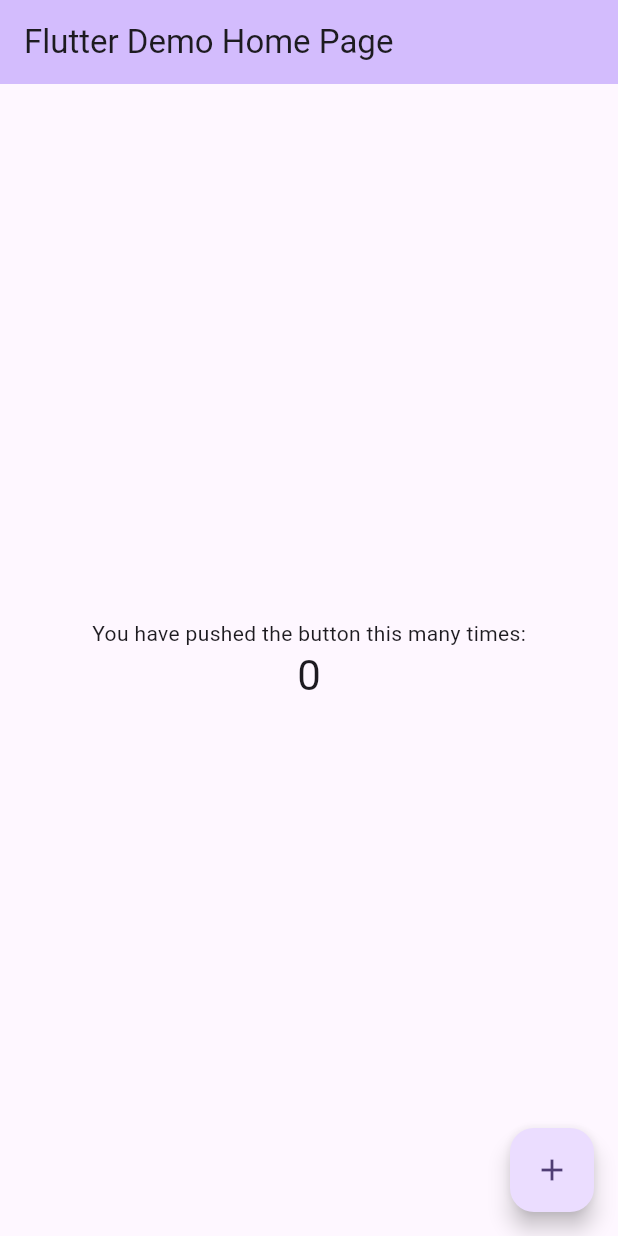
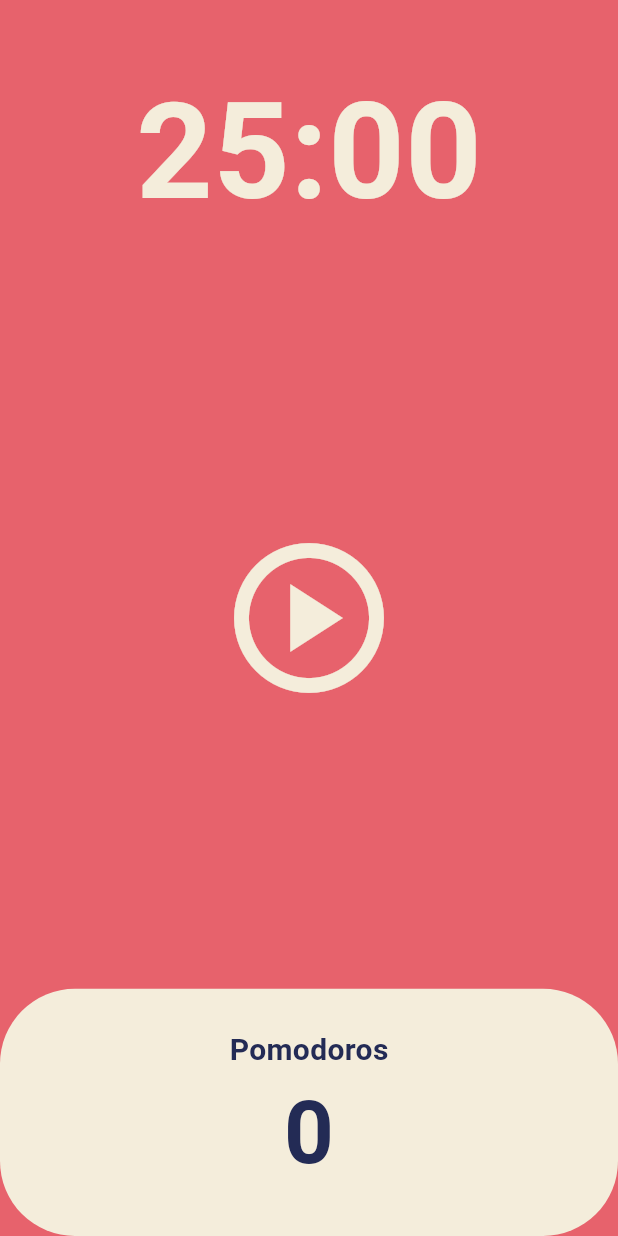
Before and after one commit to shleecloud/hello-flutter, a Flutter app: the screen it shows after launch, on a phone screen of 412 x 824 dp. Run offline on Flutter 3.47's test engine with Material 3 defaults, Android fonts, the phone set to English and light mode, and no system bars.

Commit message:
feature: markup pomodoro

```diff
--- a/flutter-02-pomodoro/lib/main.dart
+++ b/flutter-02-pomodoro/lib/main.dart
@@ -1,4 +1,5 @@
 import 'package:flutter/material.dart';
+import 'package:pomodoro/screens/home_screen.dart';
 
 void main() {
   runApp(const MyApp());
@@ -7,119 +8,21 @@ void main() {
 class MyApp extends StatelessWidget {
   const MyApp({super.key});
 
-  // This widget is the root of your application.
   @override
   Widget build(BuildContext context) {
     return MaterialApp(
-      title: 'Flutter Demo',
       theme: ThemeData(
-        // This is the theme of your application.
-        //
-        // TRY THIS: Try running your application with "flutter run". You'll see
-        // the application has a purple toolbar. Then, without quitting the app,
-        // try changing the seedColor in the colorScheme below to Colors.green
-        // and then invoke "hot reload" (save your changes or press the "hot
-        // reload" button in a Flutter-supported IDE, or press "r" if you used
-        // the command line to start the app).
-        //
-        // Notice that the counter didn't reset back to zero; the application
-        // state is not lost during the reload. To reset the state, use hot
-        // restart instead.
-        //
-        // This works for code too, not just values: Most code changes can be
-        // tested with just a hot reload.
-        colorScheme: ColorScheme.fromSeed(seedColor: Colors.deepPurple),
-        useMaterial3: true,
+        colorScheme: ColorScheme.fromSwatch(
+          backgroundColor: const Color(0xFFE7626C),
+        ),
+        textTheme: const TextTheme(
+          displayLarge: TextStyle(
+            color: Color(0xFF232B55),
+          ),
+        ),
+        cardColor: const Color(0xFFF4EDDB),
       ),
-      home: const MyHomePage(title: 'Flutter Demo Home Page'),
+      home: const HomeScreen(),
     );
   }
 }
-
-class MyHomePage extends StatefulWidget {
-  const MyHomePage({super.key, required this.title});
-
-  // This widget is the home page of your application. It is stateful, meaning
-  // that it has a State object (defined below) that contains fields that affect
-  // how it looks.
-
-  // This class is the configuration for the state. It holds the values (in this
-  // case the title) provided by the parent (in this case the App widget) and
-  // used by the build method of the State. Fields in a Widget subclass are
-  // always marked "final".
-
-  final String title;
-
-  @override
-  State<MyHomePage> createState() => _MyHomePageState();
-}
-
-class _MyHomePageState extends State<MyHomePage> {
-  int _counter = 0;
-
-  void _incrementCounter() {
-    setState(() {
-      // This call to setState tells the Flutter framework that something has
-      // changed in this State, which causes it to rerun the build method below
-      // so that the display can reflect the updated values. If we changed
-      // _counter without calling setState(), then the build method would not be
-      // called again, and so nothing would appear to happen.
-      _counter++;
-    });
-  }
-
-  @override
-  Widget build(BuildContext context) {
-    // This method is rerun every time setState is called, for instance as done
-    // by the _incrementCounter method above.
-    //
-    // The Flutter framework has been optimized to make rerunning build methods
-    // fast, so that you can just rebuild anything that needs updating rather
-    // than having to individually change instances of widgets.
-    return Scaffold(
-      appBar: AppBar(
-        // TRY THIS: Try changing the color here to a specific color (to
-        // Colors.amber, perhaps?) and trigger a hot reload to see the AppBar
-        // change color while the other colors stay the same.
-        backgroundColor: Theme.of(context).colorScheme.inversePrimary,
-        // Here we take the value from the MyHomePage object that was created by
-        // the App.build method, and use it to set our appbar title.
-        title: Text(widget.title),
-      ),
-      body: Center(
-        // Center is a layout widget. It takes a single child and positions it
-        // in the middle of the parent.
-        child: Column(
-          // Column is also a layout widget. It takes a list of children and
-          // arranges them vertically. By default, it sizes itself to fit its
-          // children horizontally, and tries to be as tall as its parent.
-          //
-          // Column has various properties to control how it sizes itself and
-          // how it positions its children. Here we use mainAxisAlignment to
-          // center the children vertically; the main axis here is the vertical
-          // axis because Columns are vertical (the cross axis would be
-          // horizontal).
-          //
-          // TRY THIS: Invoke "debug painting" (choose the "Toggle Debug Paint"
-          // action in the IDE, or press "p" in the console), to see the
-          // wireframe for each widget.
-          mainAxisAlignment: MainAxisAlignment.center,
-          children: <Widget>[
-            const Text(
-              'You have pushed the button this many times:',
-            ),
-            Text(
-              '$_counter',
-              style: Theme.of(context).textTheme.headlineMedium,
-            ),
-          ],
-        ),
-      ),
-      floatingActionButton: FloatingActionButton(
-        onPressed: _incrementCounter,
-        tooltip: 'Increment',
-        child: const Icon(Icons.add),
-      ), // This trailing comma makes auto-formatting nicer for build methods.
-    );
-  }
-}
--- /dev/null
+++ b/flutter-02-pomodoro/lib/screens/home_screen.dart
@@ -0,0 +1,87 @@
+import 'package:flutter/material.dart';
+import 'package:flutter/widgets.dart';
+
+class HomeScreen extends StatefulWidget {
+  const HomeScreen({super.key});
+
+  @override
+  State<HomeScreen> createState() => _HomeScreenState();
+}
+
+class _HomeScreenState extends State<HomeScreen> {
+  @override
+  Widget build(BuildContext context) {
+    return Scaffold(
+      backgroundColor: Theme.of(context).colorScheme.background,
+      body: Column(
+        children: [
+          Flexible(
+            flex: 1,
+            child: Container(
+              alignment: Alignment.bottomCenter,
+              child: Text(
+                '25:00',
+                style: TextStyle(
+                  fontSize: 89,
+                  fontWeight: FontWeight.w600,
+                  color: Theme.of(context).cardColor,
+                ),
+              ),
+            ),
+          ),
+          Flexible(
+            flex: 3,
+            child: Center(
+              child: IconButton(
+                iconSize: 120,
+                icon: Icon(
+                  Icons.play_circle_outlined,
+                  color: Theme.of(context).cardColor,
+                ),
+                onPressed: () {},
+              ),
+            ),
+          ),
+          Flexible(
+            flex: 1,
+            child: Row(
+              children: [
+                Expanded(
+                  child: Container(
+                    decoration: BoxDecoration(
+                      color: Theme.of(context).cardColor,
+                      borderRadius: BorderRadius.circular(50),
+                    ),
+                    child: Column(
+                      mainAxisAlignment: MainAxisAlignment.center,
+                      children: [
+                        Text(
+                          'Pomodoros',
+                          style: TextStyle(
+                            fontSize: 20,
+                            color:
+                                Theme.of(context).textTheme.displayLarge!.color,
+                            fontWeight: FontWeight.w600,
+                          ),
+                        ),
+                        Text(
+                          '0',
+                          style: TextStyle(
+                            fontSize: 58,
+                            color:
+                                Theme.of(context).textTheme.displayLarge!.color,
+                            fontWeight: FontWeight.w600,
+                          ),
+                        ),
+                      ],
+                    ),
+                  ),
+                ),
+              ],
+            ),
+          ),
+        ],
+      ),
+    );
+  }
+}
```
